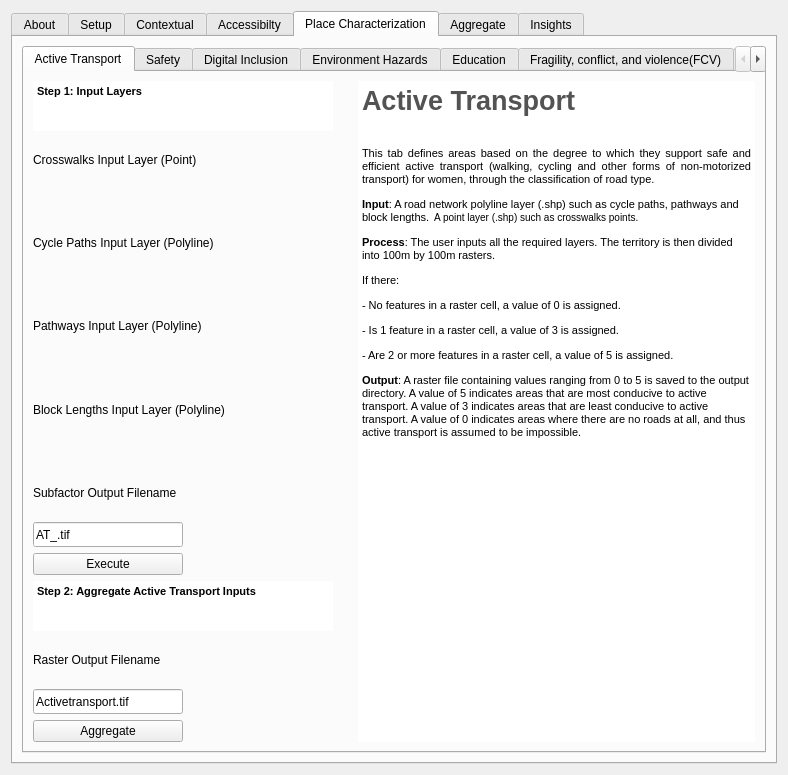
This is gender_indicator_tool/gender_indicator_tool_dialog_base.ui in worldbank/GEEST as Qt 5 draws it before an edit. The edited form follows.
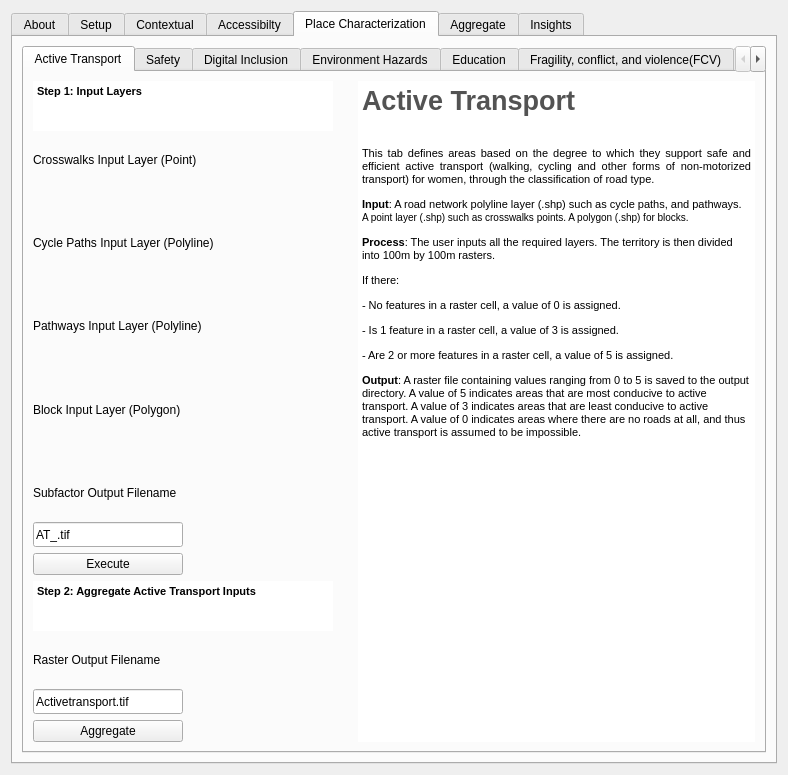
This is the edited form. The open tabs and pages were chosen to show the change. Custom widgets are drawn as their Qt base class.

The edit to the form file:
```diff
--- a/gender_indicator_tool/gender_indicator_tool_dialog_base.ui
+++ b/gender_indicator_tool/gender_indicator_tool_dialog_base.ui
@@ -2133,7 +2133,7 @@
 &lt;p align=&quot;justify&quot; style=&quot; margin-top:0px; margin-bottom:0px; margin-left:0px; margin-right:0px; -qt-block-indent:0; text-indent:0px;&quot;&gt;&lt;span style=&quot; font-family:'MS Shell Dlg 2'; font-size:20pt; font-weight:600; color:#535353;&quot;&gt;Active Transport&lt;/span&gt;&lt;/p&gt;
 &lt;p align=&quot;justify&quot; style=&quot;-qt-paragraph-type:empty; margin-top:0px; margin-bottom:0px; margin-left:0px; margin-right:0px; -qt-block-indent:0; text-indent:0px; font-family:'MS Shell Dlg 2'; font-size:20pt; font-weight:600; color:#535353;&quot;&gt;&lt;br /&gt;&lt;/p&gt;
 &lt;p align=&quot;justify&quot; style=&quot; margin-top:0px; margin-bottom:0px; margin-left:0px; margin-right:0px; -qt-block-indent:0; text-indent:0px;&quot;&gt;&lt;span style=&quot; font-family:'MS Shell Dlg 2'; font-size:8pt;&quot;&gt;This tab defines areas based on the degree to which they support safe and efficient active transport (walking, cycling and other forms of non-motorized transport) for women, through the classification of road type.&lt;/span&gt;&lt;span style=&quot; font-family:'MS Shell Dlg 2'; font-size:7.8pt;&quot;&gt; &lt;/span&gt;&lt;/p&gt;
-&lt;p style=&quot; margin-top:12px; margin-bottom:12px; margin-left:0px; margin-right:0px; -qt-block-indent:0; text-indent:0px;&quot;&gt;&lt;span style=&quot; font-family:'MS Shell Dlg 2'; font-size:8pt; font-weight:600;&quot;&gt;Input&lt;/span&gt;&lt;span style=&quot; font-family:'MS Shell Dlg 2'; font-size:8pt;&quot;&gt;: A road network polyline layer (.shp) such as cycle paths, pathways and block lengths.&lt;/span&gt;&lt;span style=&quot; font-family:'MS Shell Dlg 2'; font-size:7.8pt;&quot;&gt;  A point layer (.shp) such as crosswalks points.&lt;/span&gt;&lt;/p&gt;
+&lt;p style=&quot; margin-top:12px; margin-bottom:12px; margin-left:0px; margin-right:0px; -qt-block-indent:0; text-indent:0px;&quot;&gt;&lt;span style=&quot; font-family:'MS Shell Dlg 2'; font-size:8pt; font-weight:600;&quot;&gt;Input&lt;/span&gt;&lt;span style=&quot; font-family:'MS Shell Dlg 2'; font-size:8pt;&quot;&gt;: A road network polyline layer (.shp) such as cycle paths, and pathways.&lt;/span&gt;&lt;span style=&quot; font-family:'MS Shell Dlg 2'; font-size:7.8pt;&quot;&gt;  A point layer (.shp) such as crosswalks points. A polygon (.shp) for blocks.&lt;/span&gt;&lt;/p&gt;
 &lt;p style=&quot; margin-top:12px; margin-bottom:12px; margin-left:0px; margin-right:0px; -qt-block-indent:0; text-indent:0px;&quot;&gt;&lt;span style=&quot; font-family:'MS Shell Dlg 2'; font-size:8pt; font-weight:600;&quot;&gt;Process&lt;/span&gt;&lt;span style=&quot; font-family:'MS Shell Dlg 2'; font-size:8pt;&quot;&gt;: The user inputs all the required layers. The territory is then divided into 100m by 100m rasters.&lt;/span&gt;&lt;/p&gt;
 &lt;p style=&quot; margin-top:12px; margin-bottom:12px; margin-left:0px; margin-right:0px; -qt-block-indent:0; text-indent:0px;&quot;&gt;&lt;span style=&quot; font-family:'MS Shell Dlg 2'; font-size:8pt;&quot;&gt;If there:&lt;/span&gt;&lt;/p&gt;
 &lt;p style=&quot; margin-top:12px; margin-bottom:12px; margin-left:0px; margin-right:0px; -qt-block-indent:0; text-indent:0px;&quot;&gt;&lt;span style=&quot; font-family:'MS Shell Dlg 2'; font-size:8pt;&quot;&gt;- No features in a raster cell, a value of 0 is assigned.&lt;/span&gt;&lt;/p&gt;
@@ -2153,7 +2153,7 @@
               </size>
              </property>
              <property name="text">
-              <string>Block Lengths Input Layer (Polyline)</string>
+              <string>Block Input Layer (Polygon)</string>
              </property>
             </widget>
            </item>
```
